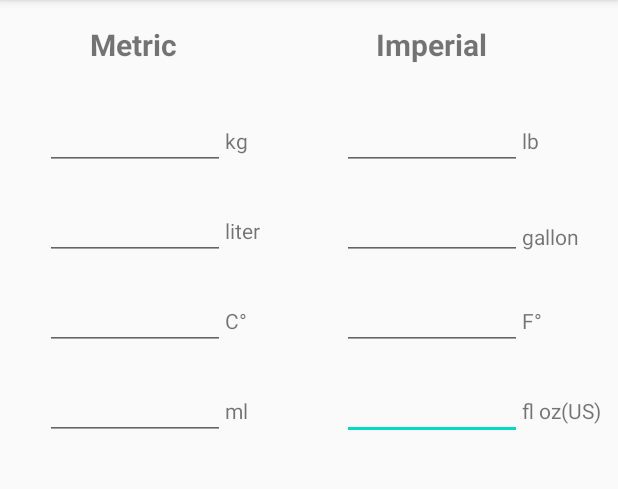
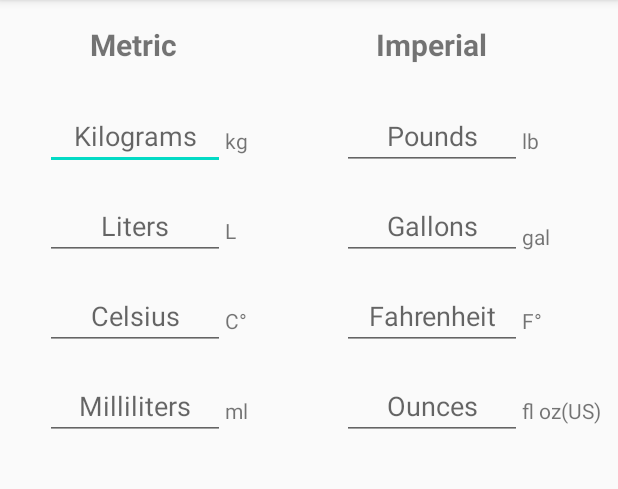
Before and after one commit to iSvirchev/Android_Organizer, an Android app: the Converter screen opened directly, with no data from a screen before it, on a phone screen of 412 x 824 dp, the part 84-573 px from its top. Run offline under Robolectric (Android 15) with nearby library versions, the phone set to English and light mode, and no system bars.

Commit message:
changed the layout from ConstraintLayout to ScrollView and moved all the widgets inside a new ConstraintLayout. Furthermore, suppressed the Autofill warning and added hints for the EditText components.

```diff
--- a/Organizer/app/src/main/res/layout/activity_converter.xml
+++ b/Organizer/app/src/main/res/layout/activity_converter.xml
@@ -1,13 +1,19 @@
 <?xml version="1.0" encoding="utf-8"?>
-<androidx.constraintlayout.widget.ConstraintLayout xmlns:android="http://schemas.android.com/apk/res/android"
+<ScrollView xmlns:android="http://schemas.android.com/apk/res/android"
     xmlns:app="http://schemas.android.com/apk/res-auto"
     xmlns:tools="http://schemas.android.com/tools"
     android:layout_width="match_parent"
     android:layout_height="match_parent"
     tools:context=".Converter">
 
+    <androidx.constraintlayout.widget.ConstraintLayout
+        android:layout_width="match_parent"
+        android:layout_height="wrap_content">
+
     <EditText
         android:id="@+id/oz_tv"
+        android:hint="@string/ounces"
+        android:importantForAutofill="no"
         android:layout_width="120dp"
         android:layout_height="40dp"
         android:layout_marginTop="210dp"
@@ -22,6 +28,8 @@
 
     <EditText
         android:id="@+id/ml_tv"
+        android:hint="@string/milliliters"
+        android:importantForAutofill="no"
         android:layout_width="120dp"
         android:layout_height="40dp"
         android:layout_marginStart="30dp"
@@ -54,6 +62,8 @@
 
     <EditText
         android:id="@+id/fahrenheit_tv"
+        android:hint="@string/fahrenheit"
+        android:importantForAutofill="no"
         android:layout_width="120dp"
         android:layout_height="40dp"
         android:layout_marginTop="150dp"
@@ -68,6 +78,8 @@
 
     <EditText
         android:id="@+id/celsius_tv"
+        android:hint="@string/celsius"
+        android:importantForAutofill="no"
         android:layout_width="120dp"
         android:layout_height="40dp"
         android:layout_marginStart="30dp"
@@ -100,6 +112,8 @@
 
     <EditText
         android:id="@+id/gallon_tv"
+        android:hint="@string/gallons"
+        android:importantForAutofill="no"
         android:layout_width="120dp"
         android:layout_height="40dp"
         android:layout_marginTop="90dp"
@@ -117,7 +131,7 @@
         android:layout_width="wrap_content"
         android:layout_height="wrap_content"
         android:layout_marginTop="148dp"
-        android:text="@string/gallon"
+        android:text="@string/gal"
         app:layout_constraintStart_toEndOf="@+id/lb_tv"
         app:layout_constraintTop_toTopOf="parent" />
 
@@ -126,12 +140,14 @@
         android:layout_width="wrap_content"
         android:layout_height="wrap_content"
         android:layout_marginTop="144dp"
-        android:text="@string/liter"
+        android:text="@string/l"
         app:layout_constraintStart_toEndOf="@+id/kg_tv"
         app:layout_constraintTop_toTopOf="parent" />
 
     <EditText
         android:id="@+id/liter_tv"
+        android:hint="@string/liters"
+        android:importantForAutofill="no"
         android:layout_width="120dp"
         android:layout_height="40dp"
         android:layout_marginStart="30dp"
@@ -172,6 +188,8 @@
 
     <EditText
         android:id="@+id/kg_tv"
+        android:hint="@string/kilograms"
+        android:importantForAutofill="no"
         android:layout_width="120dp"
         android:layout_height="40dp"
         android:layout_marginStart="30dp"
@@ -186,6 +204,8 @@
 
     <EditText
         android:id="@+id/lb_tv"
+        android:hint="@string/pounds"
+        android:importantForAutofill="no"
         android:layout_width="120dp"
         android:layout_height="40dp"
         android:layout_marginTop="30dp"
@@ -215,5 +235,5 @@
         android:text="@string/lb"
         app:layout_constraintStart_toEndOf="@+id/lb_tv"
         app:layout_constraintTop_toTopOf="parent" />
-
-</androidx.constraintlayout.widget.ConstraintLayout>
+    </androidx.constraintlayout.widget.ConstraintLayout>
+</ScrollView>
--- a/Organizer/app/src/main/res/values/strings.xml
+++ b/Organizer/app/src/main/res/values/strings.xml
@@ -12,4 +12,15 @@
     <string name="c">C°</string>
     <string name="ml">ml</string>
     <string name="fl_oz_us">fl oz(US)</string>
+    <string name="oz">oz</string>
+    <string name="fahrenheit">Fahrenheit</string>
+    <string name="milliliters">Milliliters</string>
+    <string name="ounces">Ounces</string>
+    <string name="celsius">Celsius</string>
+    <string name="gallons">Gallons</string>
+    <string name="liters">Liters</string>
+    <string name="kilograms">Kilograms</string>
+    <string name="pounds">Pounds</string>
+    <string name="gal">gal</string>
+    <string name="l">L</string>
 </resources>
```
